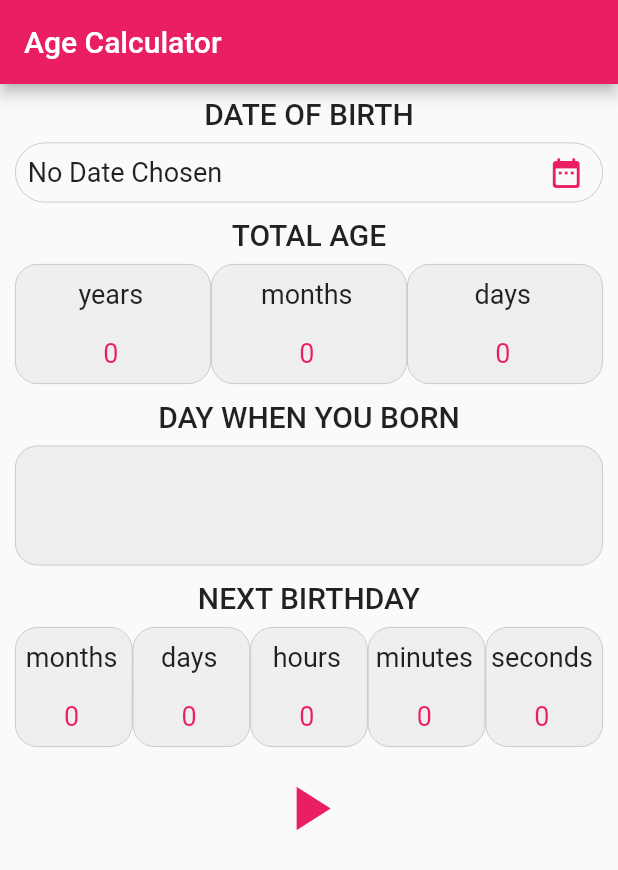
After one commit to salahalshafey/Age_Calculator, a Flutter app: the screen it shows after launch, on a phone screen of 412 x 824 dp. The commit adds this screen. Shown: the top 870 px of the screen. Run offline on Flutter 3.47's test engine with Material 2 defaults, Android fonts, the phone set to English and light mode, and no system bars; our stand-ins replace hijri, time.

Commit message:
reorganize files structure

```diff
--- a/lib/models/person.dart
+++ b/lib/models/person.dart
@@ -11,7 +11,7 @@ class Person {
       return {'years': 0, 'months': 0, 'days': 0};
     }
 
-    return differenceBetweenDates(DateTime.now(), birthDate!);
+    return _differenceBetweenDates(DateTime.now(), birthDate!);
   }
 
   String get dayOfBorn {
@@ -52,7 +52,7 @@ class Person {
     final nextYear = totalAge['years']! + 1;
     final nextBirthDay = birthDate!.copyWith(year: birthDate!.year + nextYear);
 
-    final m = differenceBetweenDates(nextBirthDay, DateTime.now());
+    final m = _differenceBetweenDates(nextBirthDay, DateTime.now());
     if (m['years'] == 1) {
       m['years'] = 0;
       m['months'] = 11;
@@ -81,7 +81,7 @@ class Person {
     };
   }
 
-  Map<String, int> differenceBetweenDates(DateTime date1, DateTime date2) {
+  Map<String, int> _differenceBetweenDates(DateTime date1, DateTime date2) {
     List<int> d1 = [date1.day, date1.month, date1.year];
     List<int> d2 = [date2.day, date2.month, date2.year];
     Map<String, int> res = {'years': 0, 'months': 0, 'days': 0};
--- /dev/null
+++ b/lib/screens/home_screen.dart
@@ -0,0 +1,65 @@
+import 'package:flutter/material.dart';
+
+import '../models/person.dart';
+
+import '../widgets/date_picker.dart';
+import '../widgets/date_view_list.dart';
+import '../widgets/day_when_you_born.dart';
+import '../widgets/next_birth_day_live.dart';
+
+class HomeScreen extends StatefulWidget {
+  const HomeScreen({Key? key, required this.title}) : super(key: key);
+
+  final String title;
+
+  @override
+  State<HomeScreen> createState() => _HomeScreenState();
+}
+
+class _HomeScreenState extends State<HomeScreen> {
+  Person _person = const Person();
+  DateTime? theDate;
+
+  void _addBirthDate(DateTime? date) {
+    setState(() {
+      theDate = date;
+      _person = Person(date);
+    });
+  }
+
+  @override
+  Widget build(BuildContext context) {
+    final height = (MediaQuery.of(context).size.height -
+            AppBar().preferredSize.height -
+            MediaQuery.of(context).padding.top -
+            MediaQuery.of(context).padding.bottom) *
+        1;
+    final width = MediaQuery.of(context).size.width;
+
+    return Scaffold(
+      appBar: AppBar(
+        title: const Text('Age Calculator'),
+      ),
+      body: Container(
+        height: height - 10,
+        width: width,
+        alignment: Alignment.topCenter,
+        child: SingleChildScrollView(
+          physics: const BouncingScrollPhysics(),
+          child: Column(
+            crossAxisAlignment: CrossAxisAlignment.center,
+            children: <Widget>[
+              DatePiker(_addBirthDate),
+              DateViewList('TOTAL AGE', _person.totalAge),
+              DayWhenYouBorn(_person.dayOfBorn, _person.hijriDate),
+              DateViewList(
+                  'NEXT BIRTHDAY', _person.remainingTimeToNextBirthDay),
+              const SizedBox(height: 8),
+              NextBirthDayLive(_addBirthDate, theDate),
+            ],
+          ),
+        ),
+      ),
+    );
+  }
+}
--- a/lib/widgets/date_picker.dart
+++ b/lib/widgets/date_picker.dart
@@ -20,8 +20,8 @@ class _DateOfBirthState extends State<DatePiker> {
       firstDate: DateTime(1900),
       lastDate: DateTime.now(),
     ).then((pickedDate) {
+      if (pickedDate == null) return;
       setState(() {
-        if (pickedDate == null) return;
         date = pickedDate;
         widget.addBirthDate(date);
       });
@@ -65,12 +65,12 @@ class _DateOfBirthState extends State<DatePiker> {
                   ),
                 ),
                 IconButton(
-                  onPressed: () => _showDateTimePicker(context),
+                  tooltip: 'Pick a Date',
                   icon: Icon(
                     Icons.date_range_rounded,
                     color: Theme.of(context).colorScheme.primary,
                   ),
-                  tooltip: 'Pick a Date',
+                  onPressed: () => _showDateTimePicker(context),
                 ),
               ],
             ),
```
Also changed, not shown: lib/main.dart (+3 -65 lines).
